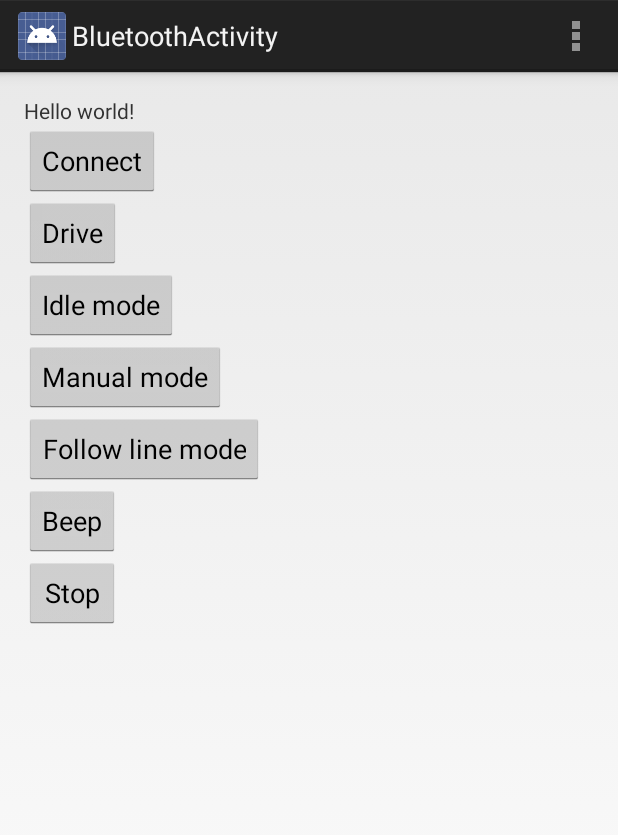
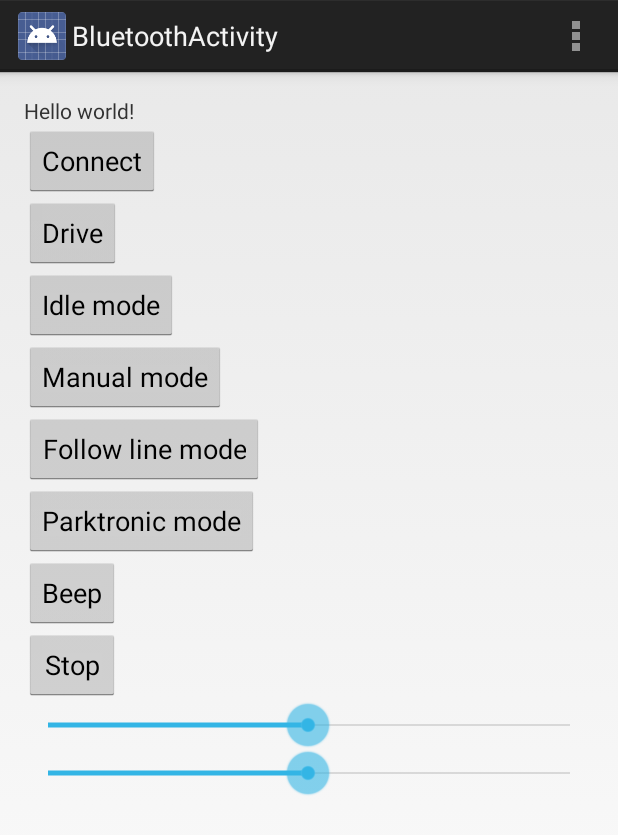
Before and after one commit to andreymir/batmobile, an Android app: the screen it shows after launch (BluetoothActivity), after a tap on "Drive", on a phone screen of 412 x 824 dp. Shown: the top 835 px of the screen. Run offline under Robolectric (Android 15) with nearby library versions, the phone set to English and light mode, and no system bars; network calls fail; 1 statement that could not run was skipped.

Commit message:
control wheels

```diff
--- a/android/BatMobileProject/BatMobile/src/main/java/com/example/batmobile/BluetoothActivity.java
+++ b/android/BatMobileProject/BatMobile/src/main/java/com/example/batmobile/BluetoothActivity.java
@@ -18,6 +18,7 @@ import android.view.MenuItem;
 import android.view.View;
 import android.view.ViewGroup;
 import android.os.Build;
+import android.widget.SeekBar;
 import android.widget.TextView;
 import android.widget.Toast;
 
@@ -127,8 +128,10 @@ public class BluetoothActivity extends Activity {
     public void onDriveButtonClick(View v) {
         Log.e(LOG_TAG, "+ onDriveButtonClick +");
 
-        char[] chars = {'\u0003', 'd', '\u0032', '\u0035'};
+        char[] chars = {'\u0003', 'd', '\u0000', '\u0000'};
         byte[] command = Charset.forName("ISO-8859-1").encode(CharBuffer.wrap(chars)).array();
+        command[2] = (byte)(((SeekBar)findViewById(R.id.leftWheelBar)).getProgress() - 127);
+        command[3] = (byte)(((SeekBar)findViewById(R.id.rightWheelBar)).getProgress() - 127);
         mSerialService.write(command);
     }
 
@@ -160,6 +163,14 @@ public class BluetoothActivity extends Activity {
         Log.e(LOG_TAG, "+ onFollowLineModeButtonClick +");
 
         char[] chars = {'\u0002', 'm', 'f'};
+        byte[] command = Charset.forName("ISO-8859-1").encode(CharBuffer.wrap(chars)).array();
+        mSerialService.write(command);
+    }
+
+    public void onParktronicModeButtonClick(View v) {
+        Log.e(LOG_TAG, "+ onParktronicModeButtonClick +");
+
+        char[] chars = {'\u0002', 'm', 'p'};
         byte[] command = Charset.forName("ISO-8859-1").encode(CharBuffer.wrap(chars)).array();
         mSerialService.write(command);
     }
--- a/android/BatMobileProject/BatMobile/src/main/res/layout/fragment_bluetooth.xml
+++ b/android/BatMobileProject/BatMobile/src/main/res/layout/fragment_bluetooth.xml
@@ -62,10 +62,19 @@
     <Button
         android:layout_width="wrap_content"
         android:layout_height="wrap_content"
+        android:text="Parktronic mode"
+        android:id="@+id/parktronicModeButton"
+        android:onClick="onParktronicModeButtonClick"
+        android:layout_below="@+id/followLineModeButton"
+        android:layout_alignParentLeft="true" />
+
+    <Button
+        android:layout_width="wrap_content"
+        android:layout_height="wrap_content"
         android:text="Beep"
         android:id="@+id/beepButton"
         android:onClick="onBeepButtonClick"
-        android:layout_below="@+id/followLineModeButton"
+        android:layout_below="@+id/parktronicModeButton"
         android:layout_alignParentLeft="true" />
 
     <Button
@@ -77,4 +86,22 @@
         android:layout_below="@+id/beepButton"
         android:layout_alignParentLeft="true" />
 
+    <SeekBar
+        android:layout_width="match_parent"
+        android:layout_height="wrap_content"
+        android:id="@+id/leftWheelBar"
+        android:layout_below="@+id/stopButton"
+        android:layout_alignParentLeft="true"
+        android:max="255"
+        android:progress="127" />
+
+    <SeekBar
+        android:layout_width="match_parent"
+        android:layout_height="wrap_content"
+        android:id="@+id/rightWheelBar"
+        android:layout_below="@+id/leftWheelBar"
+        android:layout_alignParentLeft="true"
+        android:max="255"
+        android:progress="127" />
+
 </RelativeLayout>
```
